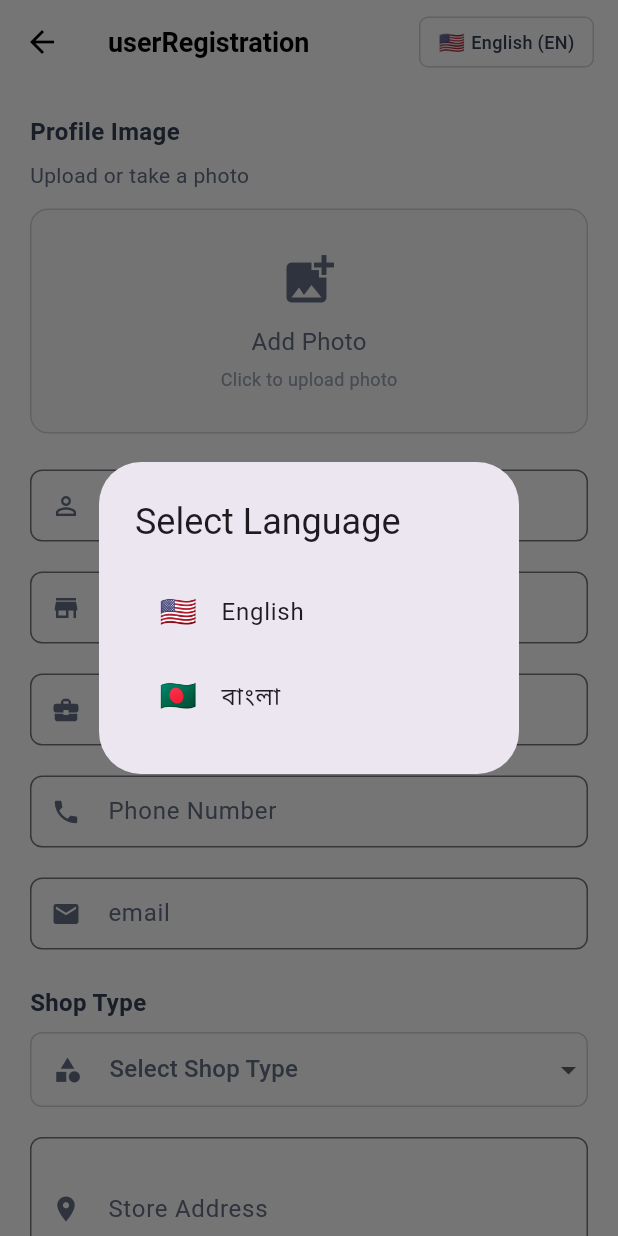
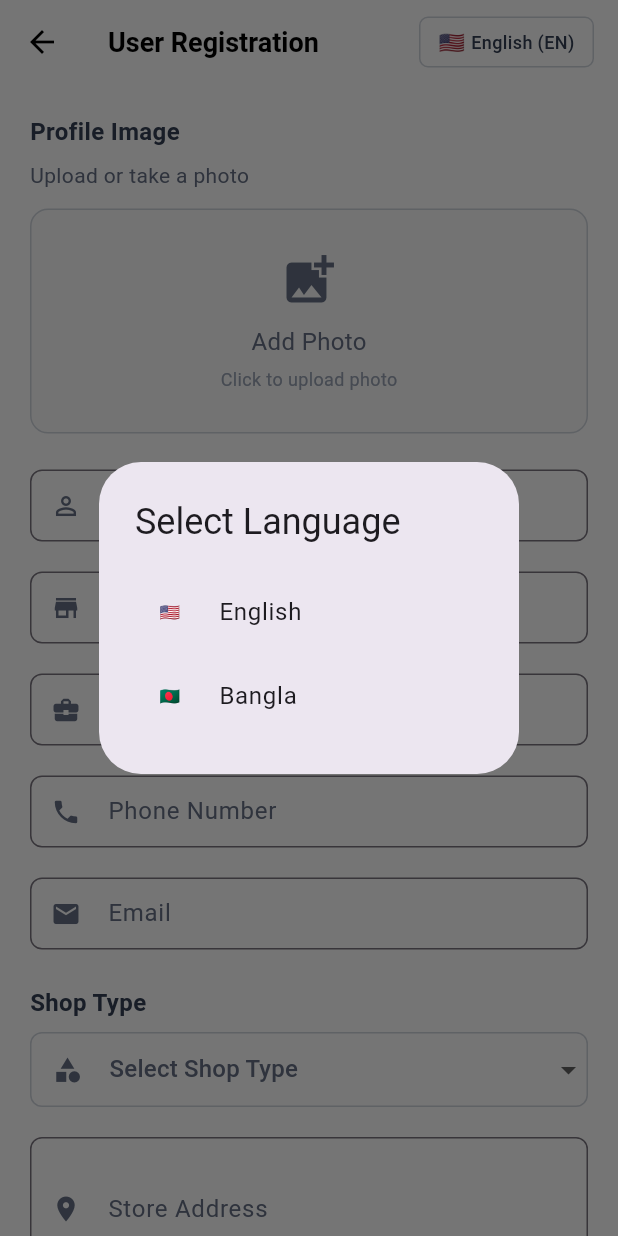
Before and after one commit to zakir20/paperles_store_new, a Flutter app: the RegisterScreen screen opened by its route, after a tap on "🇺🇸", on a phone screen of 412 x 824 dp. Run offline on Flutter 3.47's test engine with Material 3 defaults, Android fonts, the phone set to English and light mode, and no system bars; our stand-ins replace get, get_storage, image_picker, shared_preferences; accounts and stored records are empty; Roboto replaces fonts that are missing (Kalpurush).

Commit message:
Fixed: Language translation, register screen issues, image upload, and GetX warnings

```diff
--- a/lib/core/translations/app_translations.dart
+++ b/lib/core/translations/app_translations.dart
@@ -4,9 +4,18 @@ class AppTranslations extends Translations {
   @override
   Map<String, Map<String, String>> get keys => {
     'en_US': {
-      // ... your existing keys ...
-
-      // ADD THESE REGISTRATION KEYS:
+      'email': 'Email',
+      'password': 'Password',
+      'show': 'Show',
+      'hide': 'Hide',
+      'forgotPassword': 'Forgot Password?',
+      'login': 'Login',
+      'dontHaveAccount': "Don't have an account?",
+      'userRegistration': 'User Registration',
+      'confirmPassword': 'Confirm Password',
+      'enterEmail': 'Enter your email',
+      'enterPassword': 'Enter your password',
+      'register': 'Register',
       'fullName': 'Full Name',
       'enterFullName': 'Enter your full name',
       'shopName': 'Shop Name',
@@ -40,7 +49,6 @@ class AppTranslations extends Translations {
       'selectLanguage': 'Select Language',
       'english': 'English',
       'bangla': 'বাংলা',
-      'hindi': 'Hindi',
       'fillAllRequiredFields': 'Please fill all required fields',
       'imageCapturedSuccessfully': 'Image captured successfully',
       'imageSelectedSuccessfully': 'Image selected successfully',
@@ -57,12 +65,22 @@ class AppTranslations extends Translations {
       'show': 'Show',
       'hide': 'Hide',
       'registering': 'Registering...',
+      'english': 'English',
+      'bangla': 'Bangla',
+      'error': 'Error',
+      'emailRequired': 'Email is required',
+      'featureComingSoon': 'This feature is coming soon',
     },
 
     'bn_BD': {
-      // ... your existing keys ...
-
-      // ADD THESE REGISTRATION KEYS IN BANGLA:
+      'email': 'ইমেইল',
+      'password': 'পাসওয়ার্ড',
+      'show': 'দেখান',
+      'hide': 'লুকান',
+      'forgotPassword': 'পাসওয়ার্ড ভুলে গেছেন?',
+      'login': 'লগইন',
+      'dontHaveAccount': 'অ্যাকাউন্ট নেই?',
+      'register': 'নিবন্ধন',
       'fullName': 'পুরো নাম',
       'enterFullName': 'আপনার পুরো নাম লিখুন',
       'shopName': 'দোকানের নাম',
@@ -94,9 +112,12 @@ class AppTranslations extends Translations {
       'galleryError': 'গ্যালারি ত্রুটি',
       'selectImageSource': 'ছবির উৎস নির্বাচন করুন',
       'selectLanguage': 'ভাষা নির্বাচন করুন',
+      'userRegistration': 'ব্যবহারকারী নিবন্ধন',
+      'confirmPassword': 'পাসওয়ার্ড নিশ্চিত করুন',
+      'enterEmail': 'আপনার ইমেইল লিখুন',
+      'enterPassword': 'আপনার পাসওয়ার্ড লিখুন',
       'english': 'ইংরেজি',
       'bangla': 'বাংলা',
-      'hindi': 'হিন্দি',
       'fillAllRequiredFields': 'অনুগ্রহ করে প্রয়োজনীয় সকল তথ্য পূরণ করুন',
       'imageCapturedSuccessfully': 'ছবি সফলভাবে তোলা হয়েছে',
       'imageSelectedSuccessfully': 'ছবি সফলভাবে নির্বাচন করা হয়েছে',
@@ -113,6 +134,11 @@ class AppTranslations extends Translations {
       'show': 'দেখান',
       'hide': 'লুকান',
       'registering': 'নিবন্ধন করা হচ্ছে...',
+      'english': 'ইংরেজি',
+    'bangla': 'বাংলা',
+    'error': 'ত্রুটি',
+    'emailRequired': 'ইমেইল প্রয়োজন',
+    'featureComingSoon': 'এই বৈশিষ্ট্য শীঘ্রই আসছে',
     },
   };
 }
--- a/lib/features/auth/presentation/screens/register_screen.dart
+++ b/lib/features/auth/presentation/screens/register_screen.dart
@@ -17,10 +17,16 @@ import '../../utils/document_upload_utils.dart';
 import '../../utils/registration_service.dart';
 import 'simple_location_picker.dart';
 import '../controllers/register_controller.dart';
+import '../../../../core/controllers/language_controller.dart';
 
-class RegisterScreen extends StatelessWidget {
-  RegisterScreen({Key? key}) : super(key: key);
+class RegisterScreen extends StatefulWidget {
+  const RegisterScreen({Key? key}) : super(key: key);
 
+  @override
+  State<RegisterScreen> createState() => _RegisterScreenState();
+}
+
+class _RegisterScreenState extends State<RegisterScreen> {
   final RegisterController registerController = Get.put(RegisterController());
 
   final _fullNameController = TextEditingController();
@@ -52,68 +58,78 @@ class RegisterScreen extends StatelessWidget {
         onLanguagePressed: () => _showLanguageDialog(context),
         onLanguageDialog: () => _showLanguageDialog(context),
       ),
-      body: Obx(() => registerController.isLoading.value
-          ? _buildLoadingScreen()
-          : SingleChildScrollView(
+      body: Stack(
+        children: [
+          SingleChildScrollView(
             padding: const EdgeInsets.all(20),
             child: Column(
               crossAxisAlignment: CrossAxisAlignment.start,
               children: [
-                  ProfileImagePicker(
+                Obx(() => ProfileImagePicker(
                   selectedLanguage: registerController.selectedLanguage.value,
                   profileImage: registerController.profileImage.value,
                   onImagePressed: () => _showImageSourceDialog(context),
                   onRemoveImage: () => registerController.profileImage.value = null,
-                  ),
+                )),
                 const SizedBox(height: 24),
                 _buildFormFields(),
                 const SizedBox(height: 24),
-                  ShopTypeDropdown(
+                Obx(() => ShopTypeDropdown(
                   selectedLanguage: registerController.selectedLanguage.value,
                   selectedShopType: registerController.selectedShopType.value,
                   shopTypes: _shopTypes,
                   onChanged: (value) => registerController.selectedShopType.value = value,
-                  ),
+                )),
                 const SizedBox(height: 20),
                 _buildAddressFields(context),
                 const SizedBox(height: 24),
                 const Divider(color: Color(0xFFEAECF0)),
                 const SizedBox(height: 24),
-                  TradeLicenseSection(
+                Obx(() => TradeLicenseSection(
                   selectedLanguage: registerController.selectedLanguage.value,
                   licenseController: _tradeLicenseController,
                   licenseDocument: registerController.tradeLicenseDocument.value,
                   onDocumentUpload: () => _showDocumentSourceDialog(context),
                   onDocumentRemove: () => registerController.tradeLicenseDocument.value = null,
-                  ),
+                )),
                 const SizedBox(height: 24),
                 const Divider(color: Color(0xFFEAECF0)),
                 const SizedBox(height: 24),
                 _buildPasswordFields(),
                 const SizedBox(height: 40),
-                  RegisterButton(
+                Obx(() => RegisterButton(
                   selectedLanguage: registerController.selectedLanguage.value,
                   isLoading: registerController.isLoading.value,
                   onPressed: _register,
-                  ),
+                )),
                 const SizedBox(height: 20),
               ],
             ),
           ),
-      ),
-    );
-  }
 
-  Widget _buildLoadingScreen() {
-    return Center(
+          Obx(() {
+            if (registerController.isLoading.value) {
+              return Container(
+                color: Colors.black.withOpacity(0.5),
+                child: Center(
                   child: Column(
                     mainAxisAlignment: MainAxisAlignment.center,
                     children: [
                       const CircularProgressIndicator(),
                       const SizedBox(height: 16),
-          Obx(() => Text('registering'.tr)),
-          const Text('(Working offline - No server needed)',
-               style: TextStyle(fontSize: 12, color: Colors.grey)),
+                      Text('registering'.tr),
+                      const SizedBox(height: 8),
+                      const Text(
+                        '(Working offline - No server needed)',
+                        style: TextStyle(fontSize: 12, color: Colors.grey),
+                      ),
+                    ],
+                  ),
+                ),
+              );
+            }
+            return const SizedBox.shrink();
+          }),
         ],
       ),
     );
@@ -206,25 +222,25 @@ class RegisterScreen extends StatelessWidget {
   Widget _buildPasswordFields() {
     return Column(
       children: [
-        RegisterFormField(
+        Obx(() => RegisterFormField(
           controller: _passwordController,
           label: 'password'.tr,
           hint: 'enterPassword'.tr,
           icon: Icons.lock,
           isPassword: true,
           isPasswordVisible: registerController.isPasswordVisible.value,
-          onPasswordVisibilityToggle: () => registerController.isPasswordVisible.value = !registerController.isPasswordVisible.value,
-        ),
+          onPasswordVisibilityToggle: () => registerController.isPasswordVisible.toggle(),
+        )),
         const SizedBox(height: 20),
-        RegisterFormField(
+        Obx(() => RegisterFormField(
           controller: _confirmPasswordController,
           label: 'confirmPassword'.tr,
           hint: 'reEnterPassword'.tr,
           icon: Icons.lock,
           isPassword: true,
           isPasswordVisible: registerController.isConfirmPasswordVisible.value,
-          onPasswordVisibilityToggle: () => registerController.isConfirmPasswordVisible.value = !registerController.isConfirmPasswordVisible.value,
-        ),
+          onPasswordVisibilityToggle: () => registerController.isConfirmPasswordVisible.toggle(),
+        )),
       ],
     );
   }
@@ -242,6 +258,7 @@ class RegisterScreen extends StatelessWidget {
     try {
       final image = await ImagePickerUtils.pickImageFromCamera(_picker, registerController.selectedLanguage.value);
       if (image != null) {
+        print('Image captured: ${image.path}');
         registerController.profileImage.value = image;
         Get.snackbar(
           'success'.tr,
@@ -264,6 +281,7 @@ class RegisterScreen extends StatelessWidget {
     try {
       final image = await ImagePickerUtils.pickImageFromGallery(_picker, registerController.selectedLanguage.value);
       if (image != null) {
+        print('Image selected: ${image.path}');
         registerController.profileImage.value = image;
         Get.snackbar(
           'success'.tr,
@@ -340,13 +358,37 @@ class RegisterScreen extends StatelessWidget {
     );
   }
 
-
   void _showLanguageDialog(BuildContext context) {
-    LanguageUtils.showLanguageDialog(
+    showDialog(
       context: context,
-      currentLanguage: registerController.selectedLanguage.value,
-      onLanguageChanged: (language) => registerController.selectedLanguage.value = language,
-      onFlagChanged: (flag) => registerController.selectedFlag.value = flag,
+      builder: (context) => AlertDialog(
+        title: Text('selectLanguage'.tr),
+        content: Column(
+          mainAxisSize: MainAxisSize.min,
+          children: [
+            ListTile(
+              leading: const Text('🇺🇸'),
+              title: Text('english'.tr),
+              onTap: () {
+                registerController.selectedLanguage.value = 'English';
+                registerController.selectedFlag.value = '🇺🇸';
+                Get.find<LanguageController>().changeLanguage('English', '🇺🇸', 'en_US');
+                Navigator.pop(context);
+              },
+            ),
+            ListTile(
+              leading: const Text('🇧🇩'),
+              title: Text('bangla'.tr),
+              onTap: () {
+                registerController.selectedLanguage.value = 'বাংলা';
+                registerController.selectedFlag.value = '🇧🇩';
+                Get.find<LanguageController>().changeLanguage('বাংলা', '🇧🇩', 'bn_BD');
+                Navigator.pop(context);
+              },
+            ),
+          ],
+        ),
+      ),
     );
   }
 
@@ -376,4 +418,19 @@ class RegisterScreen extends StatelessWidget {
       confirmPassword: _confirmPasswordController.text,
     );
   }
+
+  @override
+  void dispose() {
+    _fullNameController.dispose();
+    _shopNameController.dispose();
+    _proprietorNameController.dispose();
+    _phoneController.dispose();
+    _emailController.dispose();
+    _storeAddressController.dispose();
+    _tradeLicenseController.dispose();
+    _passwordController.dispose();
+    _confirmPasswordController.dispose();
+    _locationController.dispose();
+    super.dispose();
   }
+}
--- a/lib/features/auth/presentation/widgets/register/profile_image_picker.dart
+++ b/lib/features/auth/presentation/widgets/register/profile_image_picker.dart
@@ -1,5 +1,5 @@
 import 'package:flutter/material.dart';
-import 'package:get/get.dart'; // Add this import
+import 'package:get/get.dart';
 import 'dart:io';
 
 class ProfileImagePicker extends StatelessWidget {
--- a/lib/features/auth/presentation/widgets/register/register_button.dart
+++ b/lib/features/auth/presentation/widgets/register/register_button.dart
@@ -1,6 +1,5 @@
 import 'package:flutter/material.dart';
-import 'package:get/get.dart'; // Add this import
-
+import 'package:get/get.dart';
 class RegisterButton extends StatelessWidget {
   final String selectedLanguage;
   final bool isLoading;
@@ -36,7 +35,7 @@ class RegisterButton extends StatelessWidget {
                 ),
               )
             : Text(
-                'register'.tr, // CHANGED: Already exists from login
+                'register'.tr,
                 style: const TextStyle(
                   fontSize: 16,
                   fontWeight: FontWeight.w600,
--- a/lib/features/auth/presentation/widgets/register/shop_type_dropdown.dart
+++ b/lib/features/auth/presentation/widgets/register/shop_type_dropdown.dart
@@ -1,5 +1,5 @@
 import 'package:flutter/material.dart';
-import 'package:get/get.dart'; // Add this import
+import 'package:get/get.dart';
 
 class ShopTypeDropdown extends StatelessWidget {
   final String selectedLanguage;
@@ -21,7 +21,7 @@ class ShopTypeDropdown extends StatelessWidget {
       crossAxisAlignment: CrossAxisAlignment.start,
       children: [
         Text(
-          'shopType'.tr, // CHANGED: Use .tr
+          'shopType'.tr,
           style: const TextStyle(
             fontSize: 16,
             fontWeight: FontWeight.w600,
@@ -42,13 +42,13 @@ class ShopTypeDropdown extends StatelessWidget {
               prefixIcon: const Icon(Icons.category, color: Color(0xFF667085), size: 20),
             ),
             hint: Text(
-              'selectShopType'.tr, // CHANGED: Use .tr
+              'selectShopType'.tr,
               style: const TextStyle(color: Color(0xFF667085)),
             ),
             items: shopTypes.map((String value) {
               return DropdownMenuItem<String>(
                 value: value,
-                child: Text(value), // Shop type values stay as is (Grocery Store, etc.)
+                child: Text(value),
               );
             }).toList(),
             onChanged: onChanged,
--- a/lib/features/auth/presentation/widgets/register/trade_license_section.dart
+++ b/lib/features/auth/presentation/widgets/register/trade_license_section.dart
@@ -1,5 +1,5 @@
 import 'package:flutter/material.dart';
-import 'package:get/get.dart'; // Add this import
+import 'package:get/get.dart';
 
 class TradeLicenseSection extends StatelessWidget {
   final String selectedLanguage;
@@ -23,7 +23,7 @@ class TradeLicenseSection extends StatelessWidget {
       crossAxisAlignment: CrossAxisAlignment.start,
       children: [
         Text(
-          'tradeLicense'.tr, // CHANGED
+          'tradeLicense'.tr,
           style: const TextStyle(
             fontSize: 16,
             fontWeight: FontWeight.w600,
@@ -32,7 +32,7 @@ class TradeLicenseSection extends StatelessWidget {
         ),
         const SizedBox(height: 4),
         Text(
-          'optional'.tr, // CHANGED
+          'optional'.tr,
           style: const TextStyle(
             fontSize: 14,
             color: Color(0xFF667085),
@@ -50,10 +50,10 @@ class TradeLicenseSection extends StatelessWidget {
     return TextField(
       controller: licenseController,
       decoration: InputDecoration(
-        labelText: 'tradeLicenseNumber'.tr, // CHANGED
+        labelText: 'tradeLicenseNumber'.tr,
         labelStyle: const TextStyle(color: Color(0xFF667085)),
         floatingLabelStyle: const TextStyle(color: Color(0xFF2E90FA)),
-        hintText: 'enterTradeLicenseNumber'.tr, // CHANGED
+        hintText: 'enterTradeLicenseNumber'.tr,
         hintStyle: const TextStyle(color: Color(0xFF667085), fontSize: 14),
         border: OutlineInputBorder(
           borderRadius: BorderRadius.circular(8),
@@ -74,7 +74,7 @@ class TradeLicenseSection extends StatelessWidget {
       crossAxisAlignment: CrossAxisAlignment.start,
       children: [
         Text(
-          'tradeLicenseDocument'.tr, // CHANGED
+          'tradeLicenseDocument'.tr,
           style: const TextStyle(
             fontSize: 14,
             fontWeight: FontWeight.w500,
@@ -107,7 +107,7 @@ class TradeLicenseSection extends StatelessWidget {
                 Text(
                   licenseDocument != null
                       ? licenseDocument!
-                      : 'uploadDocument'.tr, // CHANGED
+                      : 'uploadDocument'.tr,
                   style: TextStyle(
                     color: licenseDocument != null ? Colors.green : const Color(0xFF667085),
                     fontSize: 14,
@@ -126,7 +126,7 @@ class TradeLicenseSection extends StatelessWidget {
                       ),
                     ),
                     child: Text(
-                      'remove'.tr, // CHANGED
+                      'remove'.tr,
                       style: const TextStyle(
                         color: Colors.red,
                         fontSize: 12,
--- a/lib/features/auth/utils/language_utils.dart
+++ b/lib/features/auth/utils/language_utils.dart
@@ -1,5 +1,6 @@
 import 'package:flutter/material.dart';
-import 'package:get/get.dart'; // Add this import
+import 'package:get/get.dart';
+import '../../../../core/controllers/language_controller.dart';
 
 class LanguageUtils {
   static void showLanguageDialog({
@@ -11,25 +12,33 @@ class LanguageUtils {
     showDialog(
       context: context,
       builder: (context) => AlertDialog(
-        title: Text('selectLanguage'.tr), // CHANGED
+        title: Text('selectLanguage'.tr),
         content: Column(
           mainAxisSize: MainAxisSize.min,
           children: [
             ListTile(
               leading: const Text('🇺🇸', style: TextStyle(fontSize: 20)),
-              title: Text('english'.tr), // CHANGED: Need to add key
+              title: Text('english'.tr),
               onTap: () {
-                onLanguageChanged('English (EN)');
+                onLanguageChanged('English');
                 onFlagChanged('🇺🇸');
+
+                final languageController = Get.find<LanguageController>();
+                languageController.changeLanguage('English', '🇺🇸', 'en_US');
+
                 Navigator.pop(context);
               },
             ),
             ListTile(
               leading: const Text('🇧🇩', style: TextStyle(fontSize: 20)),
-              title: Text('bangla'.tr), // CHANGED: Need to add key
+              title: Text('bangla'.tr),
               onTap: () {
                 onLanguageChanged('বাংলা');
                 onFlagChanged('🇧🇩');
+
+                final languageController = Get.find<LanguageController>();
+                languageController.changeLanguage('বাংলা', '🇧🇩', 'bn_BD');
+
                 Navigator.pop(context);
               },
             ),
```
Also changed, not shown: lib/app.dart (+3 -14 lines), lib/core/bindings/app_bindings.dart (added, +19 -0 lines), lib/core/controllers/language_controller.dart (+15 -7 lines), lib/features/auth/presentation/controllers/auth_controller.dart (+2 -8 lines), lib/features/auth/presentation/controllers/register_controller.dart (+4 -11 lines), lib/features/auth/presentation/screens/login_screen.dart (+10 -18 lines), lib/features/auth/utils/document_upload_utils.dart (+4 -4 lines), lib/features/auth/utils/image_picker_utils.dart (+6 -7 lines), lib/features/auth/utils/register_utils.dart (+5 -5 lines), lib/main.dart (+2 -9 lines). Lines whose indentation alone changed are shown as unchanged.
